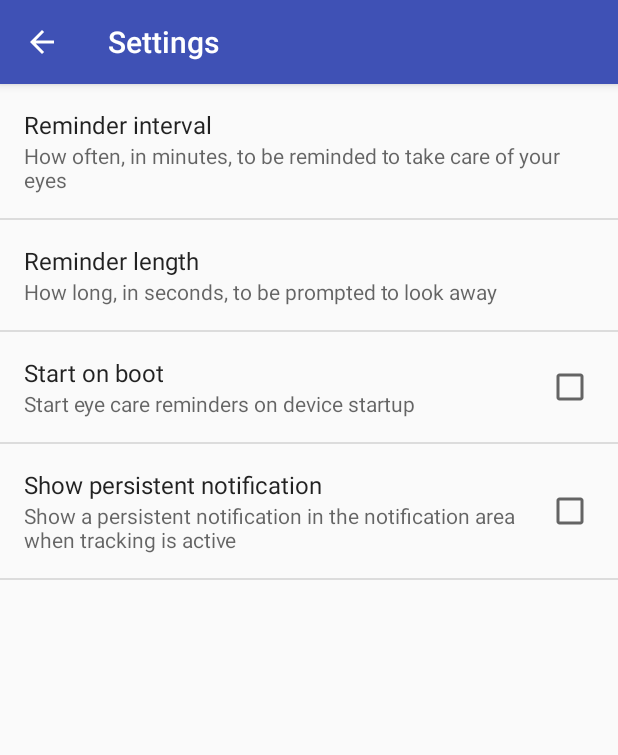
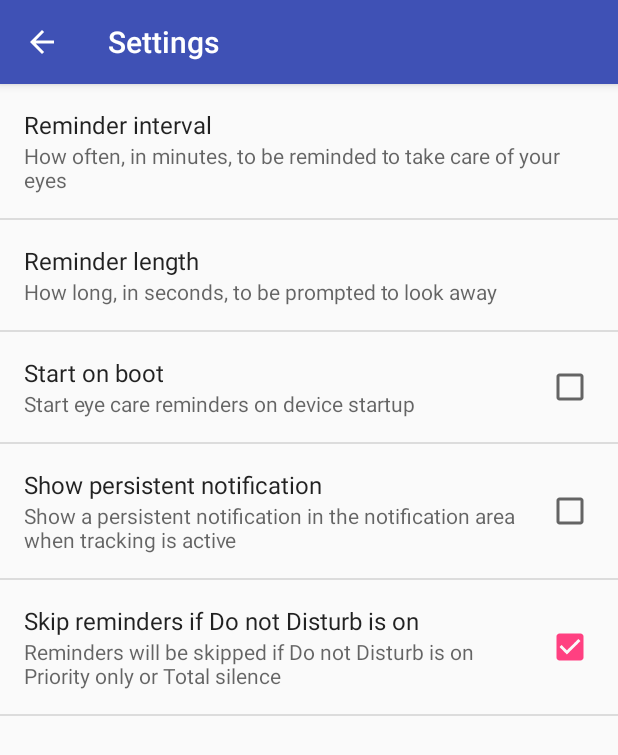
Before and after one commit to Pneumaticat/cubic20, an Android app: the screen it shows after launch (SettingsActivity), after a tap on "Settings", on a phone screen of 412 x 824 dp. Shown: the top 755 px of the screen. Run offline under Robolectric (Android 15) with nearby library versions, the phone set to English and light mode, and no system bars; libraries missing offline, so code that uses them is left out: net.danlew.android; 1 statement that could not run was skipped; 1 other tap on this screen came first.

Commit message:
Add preference to configure DnD reminder skipping

```diff
--- a/app/src/main/java/space/potatofrom/cubic20/MainActivity.java
+++ b/app/src/main/java/space/potatofrom/cubic20/MainActivity.java
@@ -256,7 +256,7 @@ public class MainActivity extends AppCompatActivity
 
     private void checkDnDState() {
         boolean isSnackbarShown = dndSnackbar != null && dndSnackbar.isShownOrQueued();
-        if (ReminderManager.isDnDActive(this)) {
+        if (ReminderManager.isDnDPreventingReminders(this)) {
             if (!isSnackbarShown) {
                 showDnDWarning();
             }
--- a/app/src/main/java/space/potatofrom/cubic20/ReminderActivity.java
+++ b/app/src/main/java/space/potatofrom/cubic20/ReminderActivity.java
@@ -25,7 +25,7 @@ public class ReminderActivity extends AppCompatActivity {
         public void onReceive(Context context, Intent intent) {
             String action = intent.getAction();
             if (action.equals(context.getString(R.string.intent_hit_reminder))) {
-                if (!ReminderManager.isDnDActive(context)) {
+                if (!ReminderManager.isDnDPreventingReminders(context)) {
                     // Start ReminderActivity
                     Intent reminderIntent = new Intent(context, ReminderActivity.class);
                     reminderIntent.addFlags(Intent.FLAG_ACTIVITY_NEW_TASK);
--- a/app/src/main/java/space/potatofrom/cubic20/ReminderManager.java
+++ b/app/src/main/java/space/potatofrom/cubic20/ReminderManager.java
@@ -63,7 +63,9 @@ public class ReminderManager {
         return _prefs;
     }
 
-    public static boolean isDnDActive(Context context) {
+    public static boolean isDnDPreventingReminders(Context context) {
+        if (prefs(context).getBoolean(
+                context.getString(R.string.pref_key_dnd_skip_reminders), true)) {
             if (Build.VERSION.SDK_INT >= Build.VERSION_CODES.M) {
                 // Use official notification API
                 // Disallow reminders when Do Not Disturb is set to none or
@@ -71,7 +73,7 @@ public class ReminderManager {
                 NotificationManager notMan =
                         (NotificationManager) context.getSystemService(Context.NOTIFICATION_SERVICE);
                 int notificationFilter = notMan.getCurrentInterruptionFilter();
-            return  notificationFilter == NotificationManager.INTERRUPTION_FILTER_NONE ||
+                return notificationFilter == NotificationManager.INTERRUPTION_FILTER_NONE ||
                         notificationFilter == NotificationManager.INTERRUPTION_FILTER_ALARMS ||
                         notificationFilter == NotificationManager.INTERRUPTION_FILTER_PRIORITY;
             } else if (Build.VERSION.SDK_INT >= Build.VERSION_CODES.LOLLIPOP) {
@@ -99,6 +101,9 @@ public class ReminderManager {
                 // Below Lollipop, no standard do not disturb/interruptions mode,
                 // so always display.
                 return false;
+            }
+        } else {
+            return false; // DnD-pauses-reminders preference set to false
         }
     }
 
--- a/app/src/main/res/values/data_strings.xml
+++ b/app/src/main/res/values/data_strings.xml
@@ -5,6 +5,7 @@
     <string name="pref_key_reminder_length_sec">reminder_length</string>
     <string name="pref_key_start_on_boot">start_on_boot</string>
     <string name="pref_key_show_persistent_notification">show_persistent_notification</string>
+    <string name="pref_key_dnd_skip_reminders">dnd_pause_reminders</string>
 
     <string name="pref_key_stats_reminders_started">stats_reminders_started</string>
     <string name="pref_key_stats_reminders_stopped">stats_reminders_stopped</string>
--- a/app/src/main/res/values/strings.xml
+++ b/app/src/main/res/values/strings.xml
@@ -66,6 +66,8 @@
     <string name="pref_title_start_on_boot">Start on boot</string>
     <string name="pref_summary_show_persistent_notification">Show a persistent notification in the notification area when tracking is active</string>
     <string name="pref_title_show_persistent_notification">Show persistent notification</string>
+    <string name="pref_summary_dnd_skip_reminders">Reminders will be skipped if Do not Disturb is on Priority only or Total silence</string>
+    <string name="pref_title_dnd_skip_reminders">Skip reminders if Do not Disturb is on</string>
 
     <string name="title_activity_about">About</string>
     <string name="about_copyright">Copyright 2016 © Kevin Liu &lt;batchfiles99@gmail.com&gt;
--- a/app/src/main/res/xml/preferences.xml
+++ b/app/src/main/res/xml/preferences.xml
@@ -22,4 +22,9 @@
         android:summary="@string/pref_summary_show_persistent_notification"
         android:title="@string/pref_title_show_persistent_notification"
         android:defaultValue="false" />
+    <CheckBoxPreference
+        android:key="@string/pref_key_dnd_skip_reminders"
+        android:summary="@string/pref_summary_dnd_skip_reminders"
+        android:title="@string/pref_title_dnd_skip_reminders"
+        android:defaultValue="true" />
 </PreferenceScreen>
```
Lines whose indentation alone changed are shown as unchanged.
